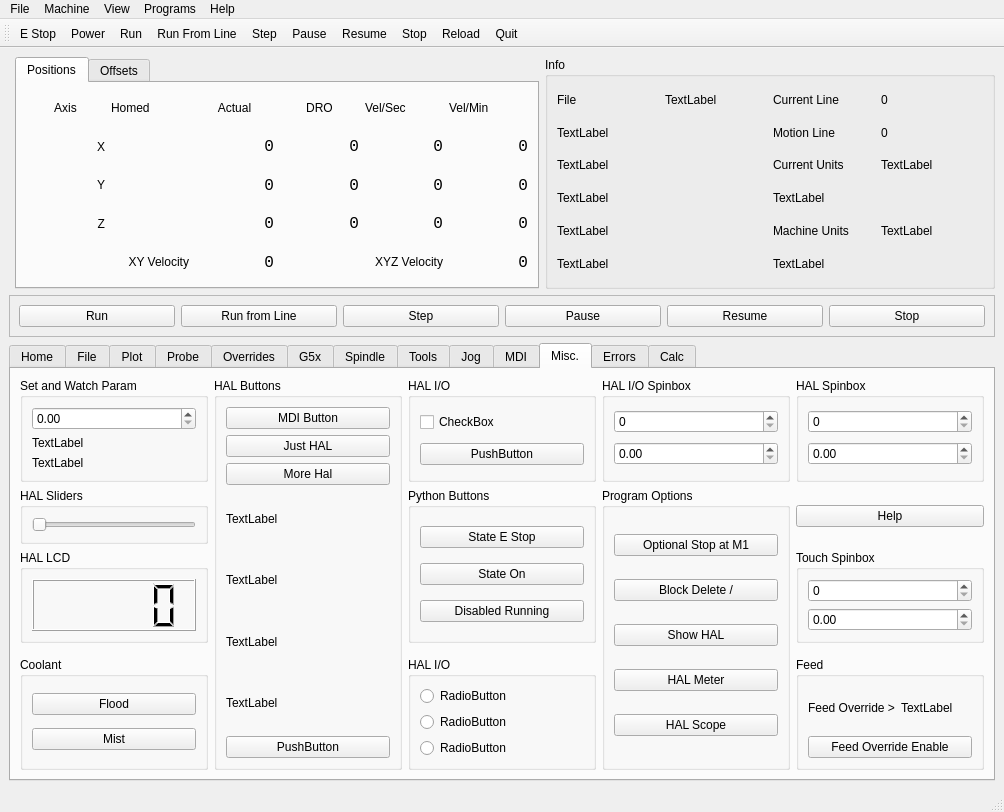
Old version of the form examples/xyz/xyz.ui in the repository jethornton/flexgui.
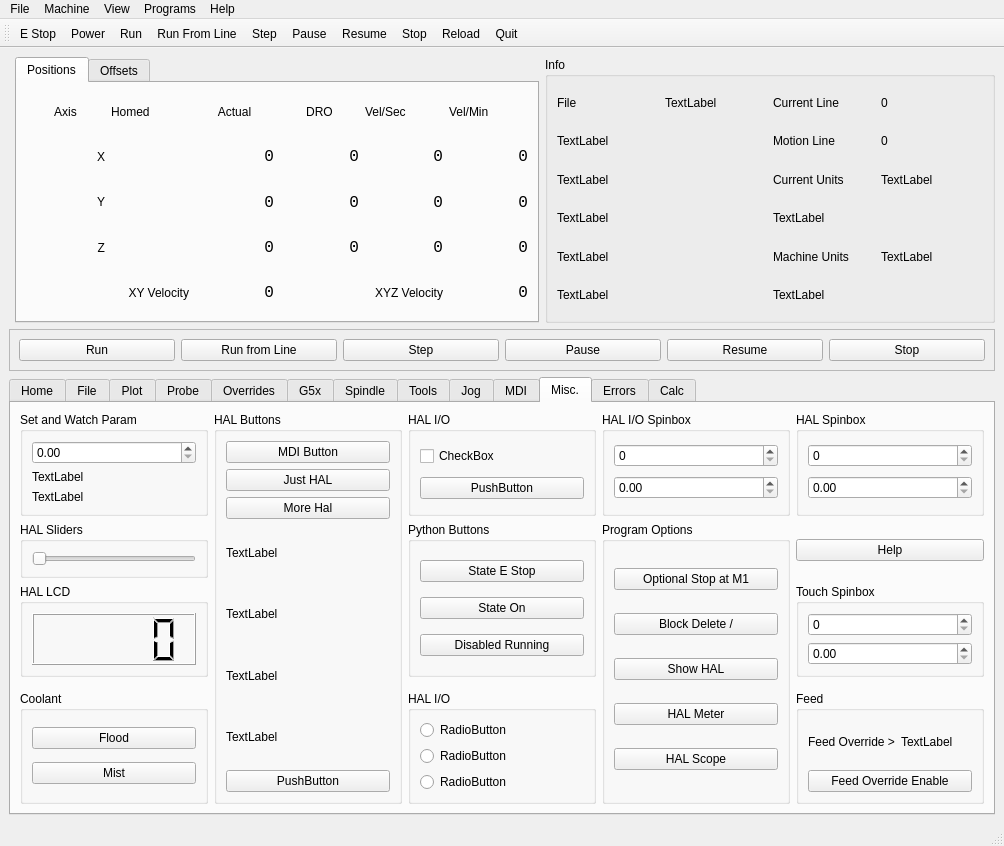
New version of the form.

```diff
--- a/examples/xyz/xyz.ui
+++ b/examples/xyz/xyz.ui
@@ -7,7 +7,7 @@
     <x>0</x>
     <y>0</y>
     <width>1004</width>
-    <height>812</height>
+    <height>846</height>
    </rect>
   </property>
   <property name="windowTitle">
```
Left out of the diff: 2 changed lines with no effect on the pictures.
